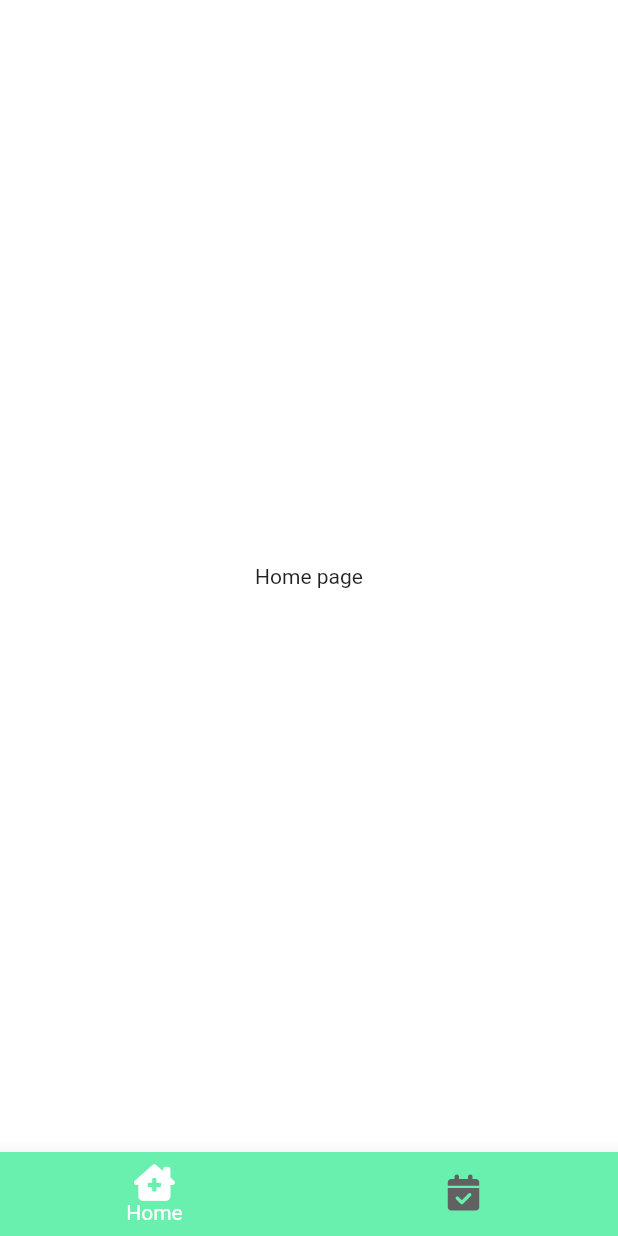
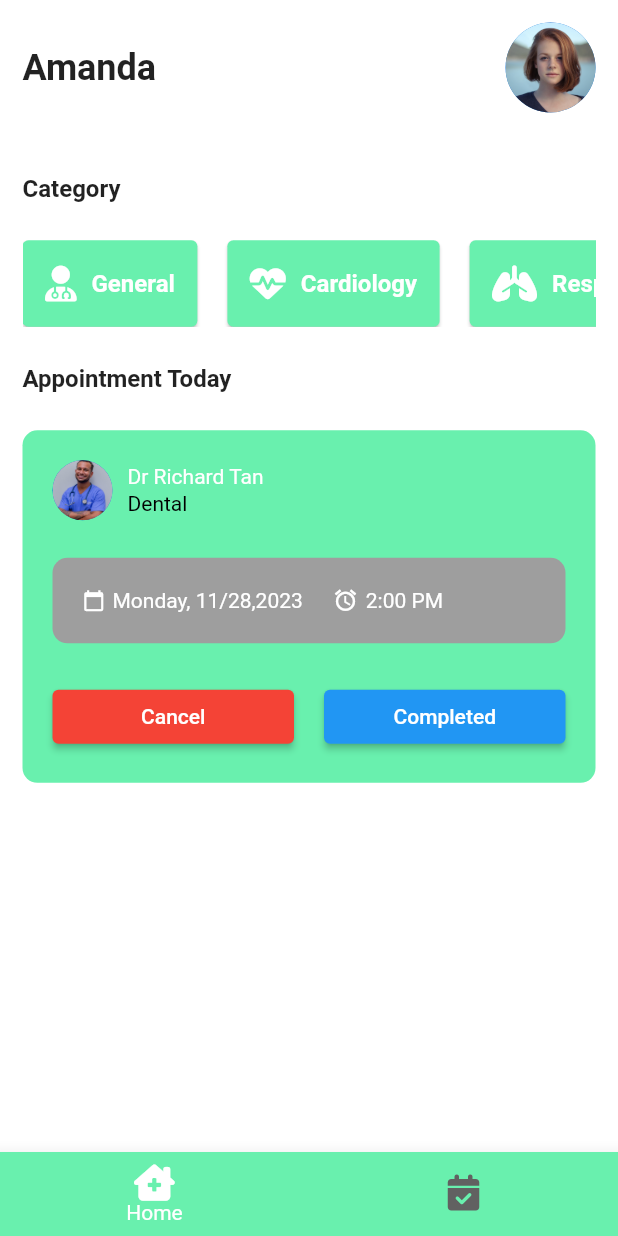
Before and after one commit to codewith-usama/HelloDoctor, a Flutter app: the screen it shows after launch, after a tap on "Sign In", on a phone screen of 412 x 824 dp. Run offline on Flutter 3.47's test engine with Material 2 defaults, Android fonts, the phone set to English and light mode, and no system bars; our stand-ins replace font_awesome_flutter.

Commit message:
Appointment Card is DONE

```diff
--- /dev/null
+++ b/lib/components/appointment_card.dart
@@ -0,0 +1,146 @@
+import 'package:flutter/material.dart';
+import 'package:hello_doctor/utils/config.dart';
+
+class AppointmentCard extends StatefulWidget {
+  const AppointmentCard({Key? key}) : super(key: key);
+
+  @override
+  State<AppointmentCard> createState() => _AppointmentCardState();
+}
+
+class _AppointmentCardState extends State<AppointmentCard> {
+  @override
+  Widget build(BuildContext context) {
+    return Container(
+      width: double.infinity,
+      decoration: BoxDecoration(
+        color: Config.primaryColor,
+        borderRadius: BorderRadius.circular(10)
+      ),
+      child: Material(
+        color: Colors.transparent,
+        child: Padding(
+          padding: const EdgeInsets.all(20),
+          child: Column(
+            children: <Widget> [
+              Row(
+                children: [
+                  const CircleAvatar(
+                    backgroundImage: AssetImage('assets/doctor_2.jpg'),
+                  ),
+                  const SizedBox( width: 10,),
+                  Column(
+                    mainAxisAlignment: MainAxisAlignment.center,
+                    crossAxisAlignment: CrossAxisAlignment.start,
+                    children: const <Widget> [
+                      Text(
+                        'Dr Richard Tan',
+                        style: TextStyle(
+                          color: Colors.white,
+                        ),
+                      ),
+                      SizedBox(height: 2,),
+                      Text(
+                        'Dental',
+                        style: TextStyle(
+                          color: Colors.black,
+                        ),
+                      ),
+                    ],
+                  ),
+                ],
+              ),
+              Config.spaceSmall,
+              const ScheduleCard(),
+              Config.spaceSmall,
+              Row(
+                mainAxisAlignment: MainAxisAlignment.spaceBetween,
+                children: [
+                  Expanded(
+                    child: ElevatedButton(
+                      style: ElevatedButton.styleFrom(
+                        backgroundColor: Colors.red,
+                      ),
+                      child: const Text(
+                        'Cancel',
+                        style: TextStyle(
+                          color: Colors.white,
+                        ),
+                      ),
+                      onPressed: () {},
+                    ),
+                  ),
+                  const SizedBox(width: 20,),
+                  Expanded(
+                    child: ElevatedButton(
+                      style: ElevatedButton.styleFrom(
+                          backgroundColor: Colors.blue,
+                      ),
+                      child: const Text(
+                        'Completed',
+                        style: TextStyle(
+                            color: Colors.white,
+                        ),
+                      ),
+                      onPressed: () {},
+                    ),
+                  )
+                ],
+              )
+            ],
+          ),
+        ),
+      ),
+    );
+  }
+}
+
+
+class ScheduleCard extends StatelessWidget {
+  const ScheduleCard({Key? key}) : super(key: key);
+
+  @override
+  Widget build(BuildContext context) {
+    return Container(
+      decoration: BoxDecoration(
+        color: Colors.grey,
+        borderRadius: BorderRadius.circular(10)
+      ),
+      child: Padding(
+        padding: const EdgeInsets.all(20),
+        child: Row(
+          crossAxisAlignment: CrossAxisAlignment.center,
+          children: const <Widget> [
+            Icon(
+              Icons.calendar_today,
+              color: Colors.white,
+              size: 15,
+            ),
+            SizedBox(width: 5,),
+            Text(
+              'Monday, 11/28,2023',
+              style: TextStyle(
+                color: Colors.white
+              ),
+            ),
+            SizedBox(width: 20,),
+            Icon(
+              Icons.access_alarm,
+              color: Colors.white,
+              size: 17,
+            ),
+            SizedBox(width: 5,),
+            Flexible(
+              child: Text(
+                '2:00 PM',
+                style: TextStyle(
+                  color: Colors.white,
+                ),
+              ),
+            )
+          ],
+        ),
+      ),
+    );
+  }
+}
--- a/lib/screens/home_page.dart
+++ b/lib/screens/home_page.dart
@@ -1,4 +1,7 @@
 import 'package:flutter/material.dart';
+import 'package:font_awesome_flutter/font_awesome_flutter.dart';
+import 'package:hello_doctor/components/appointment_card.dart';
+import 'package:hello_doctor/utils/config.dart';
 
 class HomePage extends StatefulWidget {
   const HomePage({Key? key}) : super(key: key);
@@ -8,10 +11,121 @@ class HomePage extends StatefulWidget {
 }
 
 class _HomePageState extends State<HomePage> {
+
+  List<Map<String, dynamic>> medCat= [
+    {
+      "icon": FontAwesomeIcons.userDoctor,
+      "category": "General",
+    },
+    {
+      "icon": FontAwesomeIcons.heartPulse,
+      "category": "Cardiology",
+    },
+    {
+      "icon": FontAwesomeIcons.lungs,
+      "category": "Respirations",
+    },
+    {
+      "icon": FontAwesomeIcons.hand,
+      "category": "Dermatology",
+    },
+    {
+      "icon": FontAwesomeIcons.personPregnant,
+      "category": "Gynecology",
+    },
+    {
+      "icon": FontAwesomeIcons.teeth,
+      "category": "Dental",
+    },
+  ];
+
   @override
   Widget build(BuildContext context) {
-    return const Center(
-      child: Text("Home page"),
+    Config().init(context);
+    return Scaffold(
+      body: Padding(
+        padding: const EdgeInsets.symmetric(vertical: 15, horizontal: 15),
+        child: SafeArea(
+          child: Column(
+            mainAxisAlignment: MainAxisAlignment.start,
+            crossAxisAlignment: CrossAxisAlignment.start,
+            children: <Widget>[
+              Row(
+                mainAxisAlignment: MainAxisAlignment.spaceBetween,
+                children: const <Widget>[
+                  Text(
+                    'Amanda', // user name
+                    style: TextStyle(
+                      fontSize: 24,
+                      fontWeight: FontWeight.bold,
+                    ),
+                  ),
+                  SizedBox(
+                    child: CircleAvatar(
+                      radius: 30,
+                      backgroundImage: AssetImage(
+                          'assets/profile1.jpg'), // insert image here
+                    ),
+                  )
+                ],
+              ),
+              Config.spaceMedium,
+              const Text(
+                'Category',
+                style: TextStyle(
+                  fontSize: 16,
+                  fontWeight: FontWeight.bold,
+                ),
+              ),
+              Config.spaceSmall,
+              SizedBox(
+                height: Config.heightSize * 0.07,
+                child: ListView(
+                  scrollDirection: Axis.horizontal,
+                  children: List<Widget>.generate(medCat.length, (index) => Card(
+                    margin: const EdgeInsets.only(right: 20),
+                    color: Config.primaryColor,
+                    child: Padding(
+                      padding: const EdgeInsets.symmetric(
+                        horizontal: 15,
+                        vertical: 10,
+                      ),
+                      child: Row(
+                        mainAxisAlignment: MainAxisAlignment.spaceAround,
+                        children: <Widget>[
+                          FaIcon(
+                            medCat[index]['icon'],
+                            color: Colors.white,
+                          ),
+                          const SizedBox(width: 10,),
+                          Text(
+                            medCat[index]['category'],
+                            style: const TextStyle(
+                              fontWeight: FontWeight.bold,
+                              fontSize: 16,
+                              color: Colors.white
+                            ),
+                          )
+                        ],
+                      ),
+                    ),
+                  )),
+                ),
+              ),
+              Config.spaceSmall,
+              const Text(
+                "Appointment Today",
+                style: TextStyle(
+                  fontSize: 16,
+                  fontWeight: FontWeight.bold
+                ),
+              ),
+              Config.spaceSmall,
+              const AppointmentCard(),
+            ],
+          ),
+        ),
+      ),
     );
   }
 }
```
Also changed, not shown: assets/doctor_1.jpg (added), assets/doctor_2.jpg (added), assets/doctor_3.jpg (added), assets/doctor_4.jpg (added), assets/doctor_5.jpg (added), assets/doctor_6.jpg (added), assets/doctor_7.jpg (added), assets/doctor_8.jpg (added), assets/doctor_9.jpg (added), assets/profile1.jpg (added).
